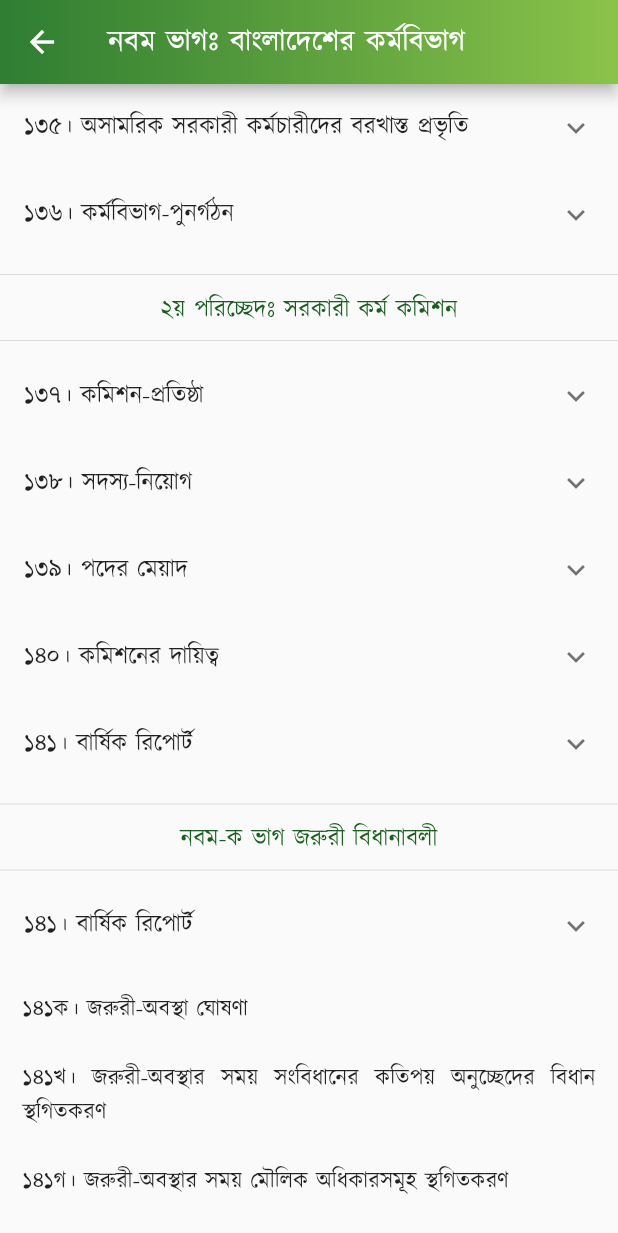
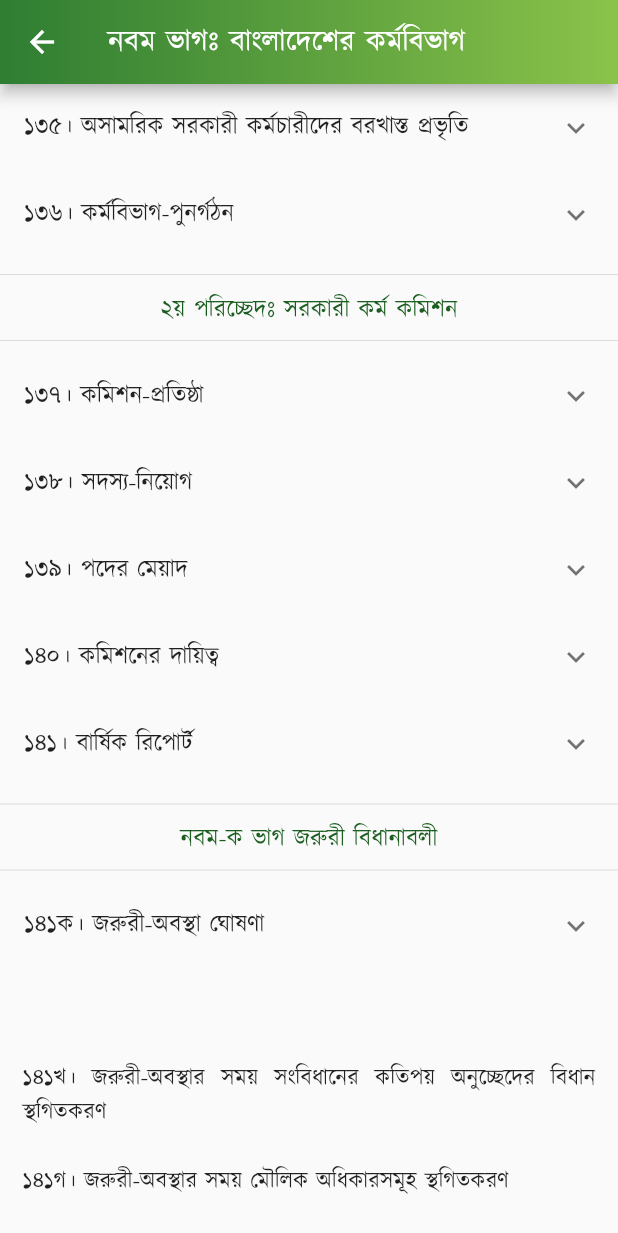
Before and after one commit to Azimul-Haque/flutter-onesignal, a Flutter app: the PartNine screen opened directly, scrolled down 217 dp, on a phone screen of 412 x 824 dp. Shown: the top 1233 px of the screen. Run offline on Flutter 3.47's test engine with Material 2 defaults, Android fonts, the phone set to English and light mode, and no system bars; our stand-ins replace fluttertoast, package_info_plus, percent_indicator, shared_preferences, sqflite; missing offline and left inert: blinking_text, flutter_share, onesignal_flutter, slide_popup_dialog; accounts and stored records are empty; network calls fail.

Commit message:
Commit Sat 04/30/2022  0:18:44.17 17921

```diff
--- a/lib/pages/constitution/part9.dart
+++ b/lib/pages/constitution/part9.dart
@@ -209,7 +209,7 @@ class PartNine extends StatelessWidget {
           ),
           Divider(),
           ExpansionTile(
-            title: Text('১৪১। বার্ষিক রিপোর্ট'),
+            title: Text('১৪১ক। জরুরী-অবস্থা ঘোষণা'),
             children: <Widget>[
               ListTile(
                   title: SelectableText(
@@ -232,7 +232,7 @@ class PartNine extends StatelessWidget {
             padding: EdgeInsets.all(15),
             child: Column(children: <Widget>[
               Text(
-                "১৪১ক। জরুরী-অবস্থা ঘোষণা \n\n১৪১খ। জরুরী-অবস্থার সময় সংবিধানের কতিপয় অনুচ্ছেদের বিধান স্থগিতকরণ \n\n১৪১গ। জরুরী-অবস্থার সময় মৌলিক অধিকারসমূহ স্থগিতকরণ",
+                " \n\n১৪১খ। জরুরী-অবস্থার সময় সংবিধানের কতিপয় অনুচ্ছেদের বিধান স্থগিতকরণ \n\n১৪১গ। জরুরী-অবস্থার সময় মৌলিক অধিকারসমূহ স্থগিতকরণ",
                 style:
                     TextStyle(color: Colors.black87, fontSize: 15, height: 1.5),
                 textAlign: TextAlign.justify,
```
